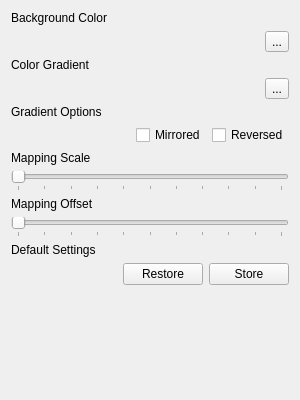
mimecorg/fraqtive, file src/colorsettingspage.ui: the form before one commit.
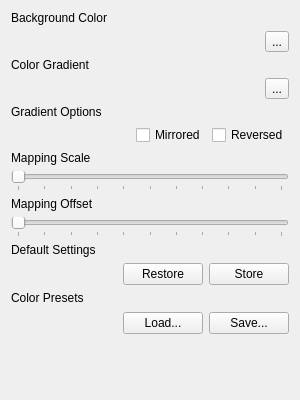
The form after the commit. Custom widgets are drawn as their Qt base class.

Commit message: managing bookmarks and presets

```diff
--- a/src/colorsettingspage.ui
+++ b/src/colorsettingspage.ui
@@ -177,6 +177,44 @@
      </item>
     </layout>
    </item>
+   <item>
+    <widget class="QLabel" name="labelPresets" >
+     <property name="text" >
+      <string>Color Presets</string>
+     </property>
+    </widget>
+   </item>
+   <item>
+    <layout class="QHBoxLayout" >
+     <item>
+      <spacer>
+       <property name="orientation" >
+        <enum>Qt::Horizontal</enum>
+       </property>
+       <property name="sizeHint" >
+        <size>
+         <width>84</width>
+         <height>25</height>
+        </size>
+       </property>
+      </spacer>
+     </item>
+     <item>
+      <widget class="QPushButton" name="buttonLoad" >
+       <property name="text" >
+        <string>Load...</string>
+       </property>
+      </widget>
+     </item>
+     <item>
+      <widget class="QPushButton" name="buttonSave" >
+       <property name="text" >
+        <string>Save...</string>
+       </property>
+      </widget>
+     </item>
+    </layout>
+   </item>
    <item>
     <spacer>
      <property name="orientation" >
@@ -185,7 +223,7 @@
      <property name="sizeHint" >
       <size>
        <width>20</width>
-       <height>40</height>
+       <height>21</height>
       </size>
      </property>
     </spacer>
```
The commit also changes 40 other files.
